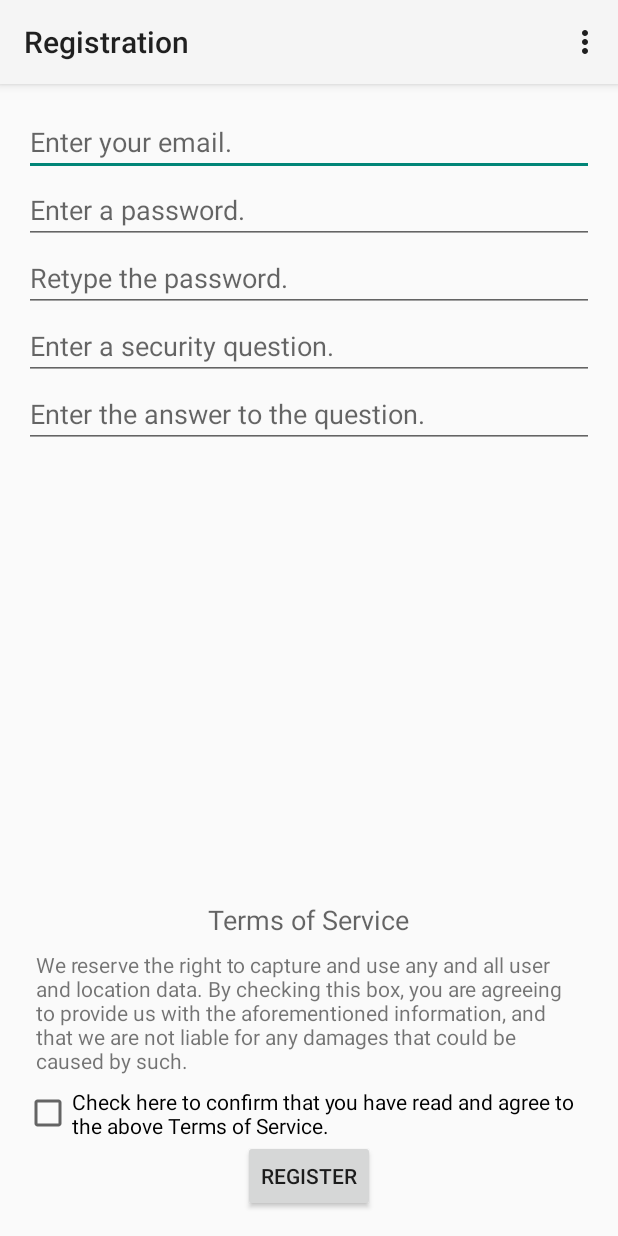
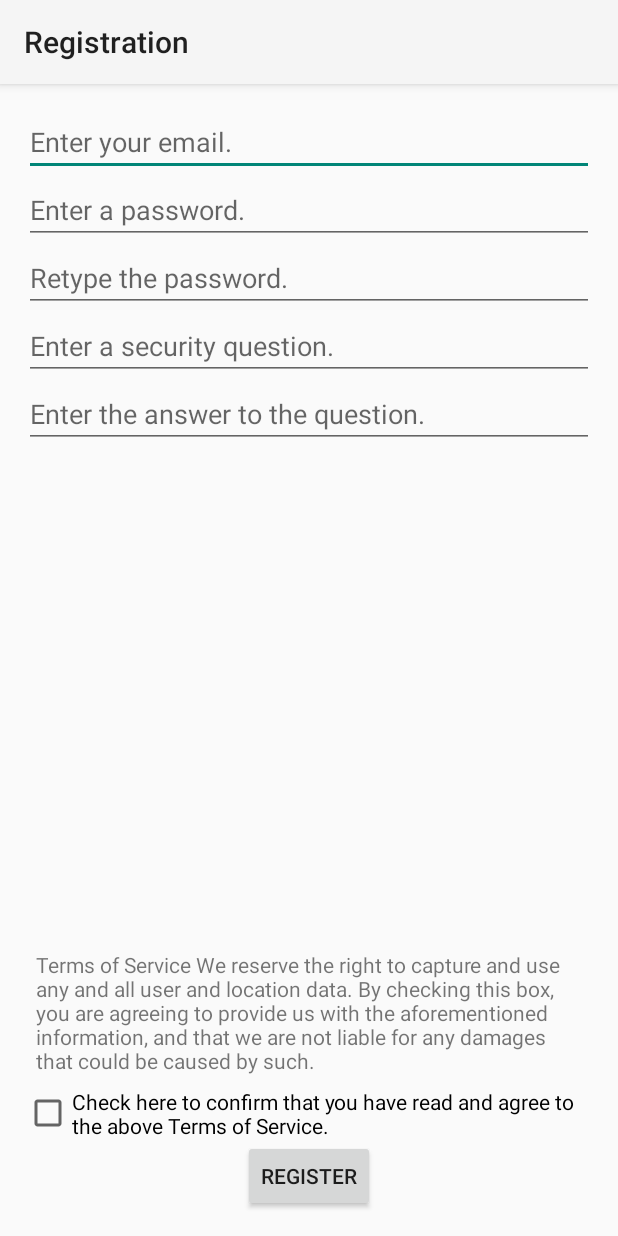
Before and after one commit to crimsongold/gps_app_ver2, an Android app: the Registration screen opened directly, with no data from a screen before it, on a phone screen of 412 x 824 dp. Run offline under Robolectric (Android 15) with nearby library versions, the phone set to English and light mode, and no system bars; 2 statements that could not run were skipped.

Commit message:
Login: Fixed EULA

```diff
--- a/app/src/main/AndroidManifest.xml
+++ b/app/src/main/AndroidManifest.xml
@@ -54,6 +54,9 @@
             android:name=".ForgotPass"
             android:label="Forgot Pass">
             </activity>
+        <activity android:name=".Settings"
+                  android:label ="Settings">
+        </activity>
         <receiver android:name=".GPSReceiver"
             android:enabled="false">
             <intent-filter>
--- a/app/src/main/java/tcss450/gps_app_phase_i/Registration.java
+++ b/app/src/main/java/tcss450/gps_app_phase_i/Registration.java
@@ -15,6 +15,7 @@ import android.os.AsyncTask;
 import android.os.Build;
 import android.os.Bundle;
 import android.support.v7.app.ActionBarActivity;
+import android.text.Html;
 import android.util.Log;
 import android.view.KeyEvent;
 import android.view.Menu;
@@ -190,7 +191,7 @@ public class Registration extends ActionBarActivity {
      */
     public boolean onCreateOptionsMenu(Menu menu) {
         // Inflate the menu; this adds items to the action bar if it is present.
-        getMenuInflater().inflate(R.menu.menu_register, menu);
+        //getMenuInflater().inflate(R.menu.menu_register, menu);
         return true;
     }
 
@@ -452,7 +453,7 @@ public class Registration extends ActionBarActivity {
             }
             if (!regResult.equals("")) {
                 TextView termsView = (TextView) findViewById(R.id.terms);
-                termsView.setText(regResult);
+                termsView.setText(Html.fromHtml(regResult));
             }
         }
     }
--- a/app/src/main/res/layout/activity_register.xml
+++ b/app/src/main/res/layout/activity_register.xml
@@ -120,13 +120,5 @@
         android:layout_alignParentRight="true"
         android:layout_alignParentEnd="true"/>
 
-    <TextView
-        android:layout_width="wrap_content"
-        android:layout_height="wrap_content"
-        android:textAppearance="?android:attr/textAppearanceMedium"
-        android:text="Terms of Service"
-        android:id="@+id/textView"
-        android:layout_above="@+id/terms"
-        android:layout_centerHorizontal="true"/>
 
 </RelativeLayout>
--- a/app/src/main/res/values/strings.xml
+++ b/app/src/main/res/values/strings.xml
@@ -15,7 +15,8 @@
     <string name="web_service_protocol" translatable="false">http</string>
     <string name="web_service_url" translatable="false">450.atwebpages.com</string>
     <string name="title_activity_movement_data">Movement Data</string>
-    <string name="terms_of_service">We reserve the right to capture and use any and all user and
+    <string name="terms_of_service">Terms of Service
+        We reserve the right to capture and use any and all user and
         location data. By checking this box, you are agreeing to provide us with the aforementioned
         information, and that we are not liable for any damages that could be caused by such.
         </string>
```
Also changed, not shown: 3 other files.
